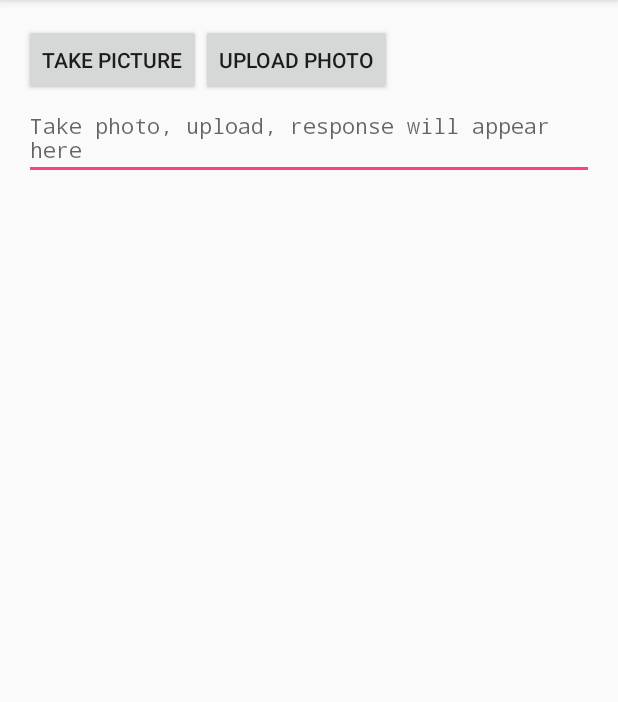
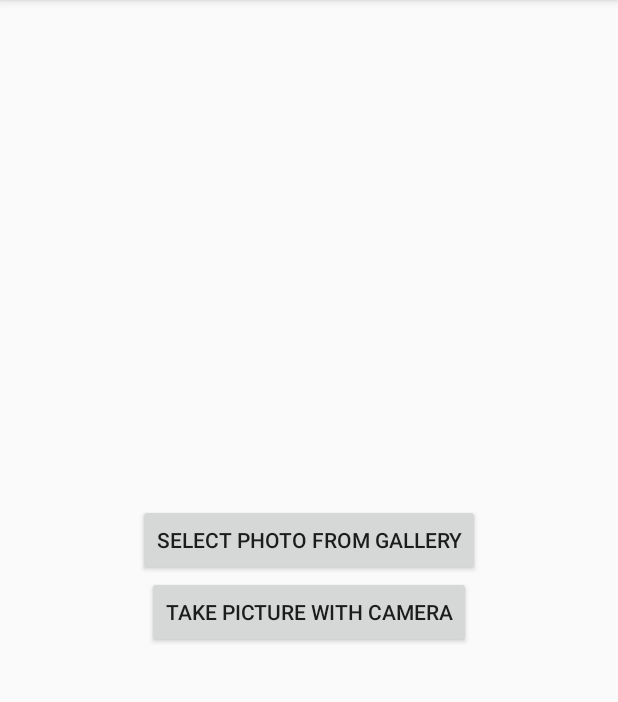
Before and after one commit to aemxn/android-multipart-upload-demo, an Android app: the screen it shows after launch (MainActivity before the commit, SelectImageActivity after it), on a phone screen of 412 x 824 dp, the part 84-786 px from its top. Run offline under Robolectric (Android 15) with nearby library versions, the phone set to English and light mode, and no system bars.

Commit message:
Using helper class

```diff
--- a/app/build.gradle
+++ b/app/build.gradle
@@ -2,7 +2,7 @@ apply plugin: 'com.android.application'
 
 android {
     compileSdkVersion 23
-    buildToolsVersion "23.0.2"
+    buildToolsVersion "23.0.3"
 
     defaultConfig {
         applicationId "com.aimanbaharum.camerademo"
--- a/app/src/main/AndroidManifest.xml
+++ b/app/src/main/AndroidManifest.xml
@@ -13,14 +13,15 @@
         android:label="@string/app_name"
         android:supportsRtl="true"
         android:theme="@style/AppTheme">
-        <activity android:name=".MainActivity">
+        <activity android:name=".MainActivity"/>
+        <activity android:name=".AnotherActivity"/>
+        <activity android:name=".SelectImageActivity">
             <intent-filter>
                 <action android:name="android.intent.action.MAIN" />
 
                 <category android:name="android.intent.category.LAUNCHER" />
             </intent-filter>
         </activity>
-        <activity android:name=".AnotherActivity"/>
     </application>
 
 </manifest>
--- a/app/src/main/java/com/aimanbaharum/camerademo/AnotherActivity.java
+++ b/app/src/main/java/com/aimanbaharum/camerademo/AnotherActivity.java
@@ -12,6 +12,8 @@ import android.view.View;
 import android.widget.Button;
 import android.widget.ImageView;
 import android.widget.TextView;
+
+import com.aimanbaharum.camerademo.helper.RealPathUtil;
 
 import java.io.File;
 import java.io.FileNotFoundException;
--- /dev/null
+++ b/app/src/main/java/com/aimanbaharum/camerademo/SelectImageActivity.java
@@ -0,0 +1,95 @@
+package com.aimanbaharum.camerademo;
+
+import android.content.Intent;
+import android.graphics.Bitmap;
+import android.net.Uri;
+import android.os.Build;
+import android.os.Bundle;
+import android.provider.MediaStore;
+import android.support.v7.app.ActionBarActivity;
+import android.util.Log;
+import android.view.View;
+import android.widget.ImageView;
+
+import com.aimanbaharum.camerademo.helper.ImageInputHelper;
+import com.aimanbaharum.camerademo.helper.RealPathUtil;
+
+import java.io.File;
+import java.io.IOException;
+
+/**
+ * Created by cliqers on 1/7/2016.
+ */
+public class SelectImageActivity extends ActionBarActivity implements ImageInputHelper.ImageActionListener {
+
+    private static final String TAG = SelectImageActivity.class.getSimpleName();
+
+    private ImageInputHelper imageInputHelper;
+
+    @Override
+    protected void onCreate(Bundle savedInstanceState) {
+        super.onCreate(savedInstanceState);
+        setContentView(R.layout.activity_select_image);
+
+        imageInputHelper = new ImageInputHelper(this);
+        imageInputHelper.setImageActionListener(this);
+
+        findViewById(R.id.select_photo_from_gallery).setOnClickListener(new View.OnClickListener() {
+            @Override
+            public void onClick(View v) {
+                imageInputHelper.selectImageFromGallery();
+            }
+        });
+
+        findViewById(R.id.take_picture_with_camera).setOnClickListener(new View.OnClickListener() {
+            @Override
+            public void onClick(View v) {
+                imageInputHelper.takePhotoWithCamera();
+            }
+        });
+    }
+
+    @Override
+    protected void onActivityResult(int requestCode, int resultCode, Intent data) {
+        super.onActivityResult(requestCode, resultCode, data);
+        imageInputHelper.onActivityResult(requestCode, resultCode, data);
+    }
+
+    @Override
+    public void onImageSelectedFromGallery(Uri uri, File imageFile) {
+        // cropping the selected image. crop intent will have aspect ratio 16/9 and result image
+        // will have size 800x450
+        imageInputHelper.requestCropImage(uri, 800, 450, 16, 9);
+    }
+
+    @Override
+    public void onImageTakenFromCamera(Uri uri, File imageFile) {
+        // cropping the taken photo. crop intent will have aspect ratio 16/9 and result image
+        // will have size 800x450
+        imageInputHelper.requestCropImage(uri, 800, 450, 16, 9);
+    }
+
+    @Override
+    public void onImageCropped(Uri uri, File imageFile) {
+        try {
+            // getting bitmap from uri
+            Bitmap bitmap = MediaStore.Images.Media.getBitmap(getContentResolver(), uri);
+
+            String realPath = "";
+
+            if (Build.VERSION.SDK_INT < 11) {
+                realPath = RealPathUtil.getRealPathFromURI_BelowAPI11(this, uri);
+            } else if (Build.VERSION.SDK_INT < 19) {
+                realPath = RealPathUtil.getRealPathFromURI_API11to18(this, uri);
+            } else {
+                realPath = RealPathUtil.getRealPathFromURI_API19(this, uri);
+            }
+
+            // showing bitmap in image view
+            ((ImageView) findViewById(R.id.image)).setImageBitmap(bitmap);
+            Log.d(TAG, "realPath: " + realPath);
+        } catch (IOException e) {
+            e.printStackTrace();
+        }
+    }
+}
--- a/app/src/main/java/com/aimanbaharum/camerademo/ImageUtils.java
+++ b/app/src/main/java/com/aimanbaharum/camerademo/helper/ImageUtils.java
@@ -1,4 +1,4 @@
-package com.aimanbaharum.camerademo;
+package com.aimanbaharum.camerademo.helper;
 
 import android.content.Context;
 import android.graphics.Bitmap;
--- /dev/null
+++ b/app/src/main/res/layout/activity_select_image.xml
@@ -0,0 +1,24 @@
+<LinearLayout xmlns:android="http://schemas.android.com/apk/res/android"
+    android:layout_width="match_parent"
+    android:layout_height="match_parent"
+    android:orientation="vertical"
+    android:gravity="center">
+
+    <ImageView
+        android:id="@+id/image"
+        android:layout_width="wrap_content"
+        android:layout_height="wrap_content" />
+
+    <Button
+        android:id="@+id/select_photo_from_gallery"
+        android:layout_width="wrap_content"
+        android:layout_height="wrap_content"
+        android:text="Select photo from gallery" />
+
+    <Button
+        android:id="@+id/take_picture_with_camera"
+        android:layout_width="wrap_content"
+        android:layout_height="wrap_content"
+        android:text="Take picture with camera" />
+
+</LinearLayout>
--- a/build.gradle
+++ b/build.gradle
@@ -5,7 +5,7 @@ buildscript {
         jcenter()
     }
     dependencies {
-        classpath 'com.android.tools.build:gradle:1.5.0'
+        classpath 'com.android.tools.build:gradle:2.1.2'
 
         // NOTE: Do not place your application dependencies here; they belong
         // in the individual module build.gradle files
```
Also changed, not shown: app/src/main/java/com/aimanbaharum/camerademo/MainActivity.java (+8 -14 lines), app/src/main/java/com/aimanbaharum/camerademo/helper/ImageInputHelper.java (added, +202 -0 lines), app/src/main/java/com/aimanbaharum/camerademo/helper/RealPathUtil.java (renamed from app/src/main/java/com/aimanbaharum/camerademo/RealPathUtil.java, +17 -9 lines), gradle/wrapper/gradle-wrapper.properties, 1 other file.
